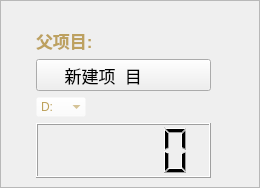
Before: the Qt Designer form QtApp/up_display.ui in FireAndWin/Procedure-recorder, drawn with Qt 5.
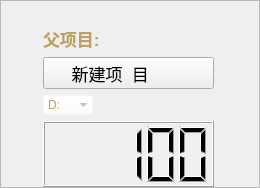
After: the same form once the commit is applied. Icons and pictures are not drawn.

```diff
--- a/QtApp/up_display.ui
+++ b/QtApp/up_display.ui
@@ -24,24 +24,38 @@
   <property name="frameShadow">
    <enum>QFrame::Raised</enum>
   </property>
+  <layout class="QHBoxLayout" name="horizontalLayout">
+   <property name="spacing">
+    <number>0</number>
+   </property>
+   <property name="leftMargin">
+    <number>0</number>
+   </property>
+   <property name="topMargin">
+    <number>0</number>
+   </property>
+   <property name="rightMargin">
+    <number>0</number>
+   </property>
+   <property name="bottomMargin">
+    <number>0</number>
+   </property>
+   <item>
   <widget class="QWidget" name="widget" native="true">
-   <property name="geometry">
-    <rect>
-     <x>30</x>
-     <y>28</y>
-     <width>191</width>
-     <height>150</height>
-    </rect>
+     <property name="styleSheet">
+      <string notr="true">#widget{
+border-image: url(:/images/fatherTimer_drawer_up_2.png);
+}</string>
    </property>
    <layout class="QVBoxLayout" name="verticalLayout">
     <property name="leftMargin">
-     <number>6</number>
+       <number>42</number>
     </property>
     <property name="topMargin">
-     <number>0</number>
+       <number>25</number>
     </property>
     <property name="rightMargin">
-     <number>10</number>
+       <number>45</number>
     </property>
     <property name="bottomMargin">
      <number>0</number>
@@ -264,12 +278,17 @@
     <item>
      <widget class="QLCDNumber" name="lcd">
       <property name="styleSheet">
-       <string notr="true"/>
-      </property>
+         <string notr="true">border-image: url(:/images/label_2.png);</string>
+        </property>
+        <property name="intValue" stdset="0">
+         <number>100</number>
+        </property>
      </widget>
     </item>
    </layout>
   </widget>
+   </item>
+  </layout>
  </widget>
  <resources/>
  <connections/>
```
Lines whose indentation alone changed are shown as unchanged.
